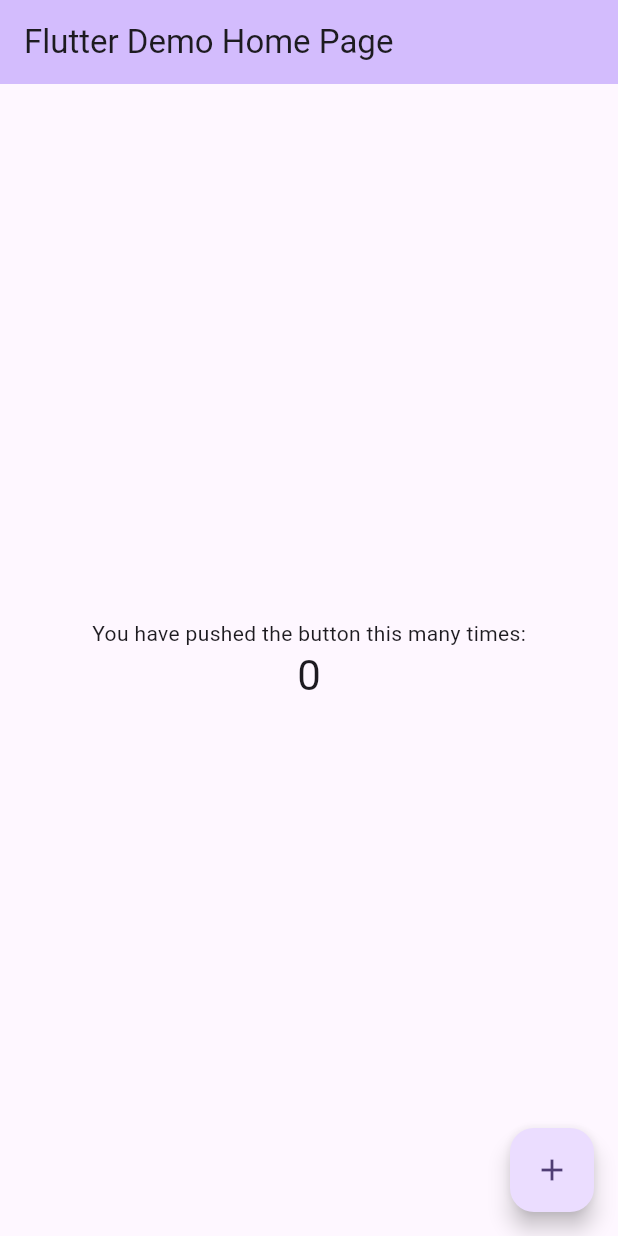
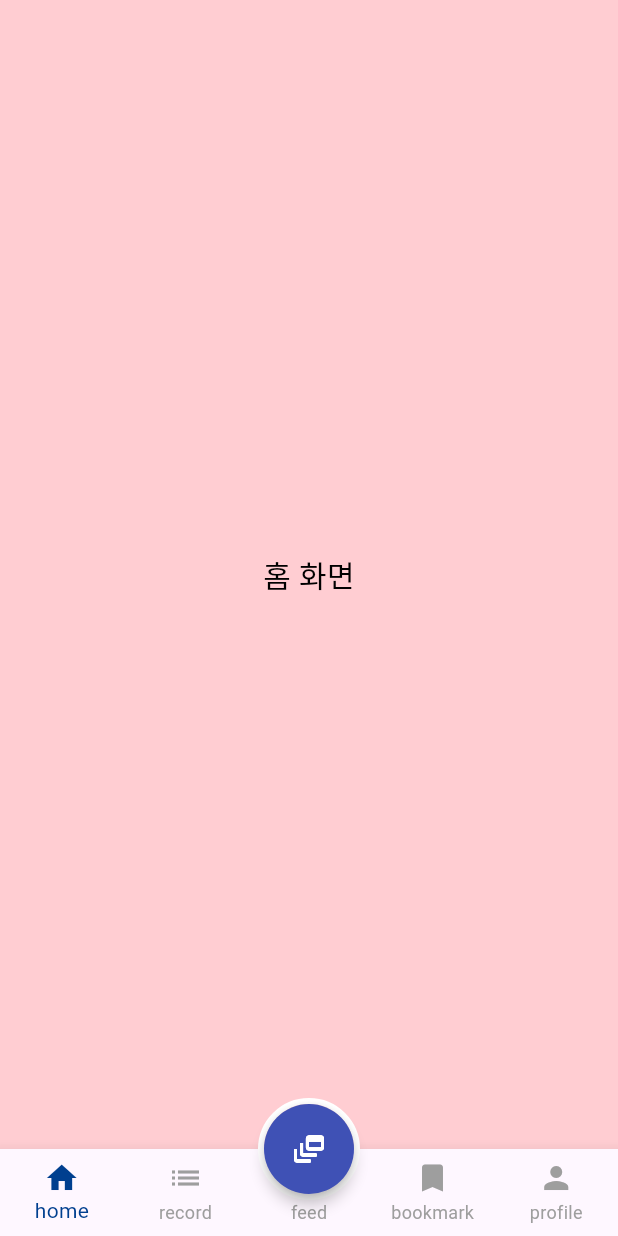
Before and after one commit to sanghyunbang/heat_trip_flutter, a Flutter app: the screen it shows after launch, on a phone screen of 412 x 824 dp. Run offline on Flutter 3.47's test engine with Material 3 defaults, Android fonts, the phone set to English and light mode, and no system bars; our stand-ins replace google_fonts.

Commit message:
[feat-wip] 메인화면의 하단 메뉴바 구현
## 작업 내용
- 메인 화면의 하단 메뉴바 UI 구현
- 메뉴바 클릭 시 각 화면으로 연결

## 남은 작업
- 메뉴바의 사이즈나 아이콘의 크기 및 폰트 등 디자인 추가 작업 필요 가능성 有

## 관련 이슈
Related to #1

```diff
--- /dev/null
+++ b/lib/home/home_screen.dart
@@ -0,0 +1,18 @@
+import 'package:flutter/material.dart';
+
+class HomeScreen extends StatelessWidget {
+  const HomeScreen({super.key});
+
+  @override
+  Widget build(BuildContext context) {
+    return Container( // index 0
+      color: Colors.red[100],
+      child: Center(
+        child: Text(
+          '홈 화면',
+          style: TextStyle(fontSize: 20, color: Colors.black),
+        ),
+      ),
+    );
+  }
+}
--- a/lib/main.dart
+++ b/lib/main.dart
@@ -1,122 +1,125 @@
 import 'package:flutter/material.dart';
+import 'package:heat_trip_flutter/theme.dart';
+import 'package:heat_trip_flutter/home/home_screen.dart';
+import 'package:heat_trip_flutter/record/schedule_list_screen.dart';
+import 'package:heat_trip_flutter/social/feed_screen.dart';
+import 'package:heat_trip_flutter/social/bookmark_screen.dart';
+import 'package:heat_trip_flutter/profile/profile_screen.dart';
 
 void main() {
-  runApp(const MyApp());
+  runApp(const HeatTrip());
 }
 
-class MyApp extends StatelessWidget {
-  const MyApp({super.key});
+class HeatTrip extends StatelessWidget {
+  const HeatTrip({super.key});
 
-  // This widget is the root of your application.
   @override
   Widget build(BuildContext context) {
     return MaterialApp(
-      title: 'Flutter Demo',
-      theme: ThemeData(
-        // This is the theme of your application.
-        //
-        // TRY THIS: Try running your application with "flutter run". You'll see
-        // the application has a purple toolbar. Then, without quitting the app,
-        // try changing the seedColor in the colorScheme below to Colors.green
-        // and then invoke "hot reload" (save your changes or press the "hot
-        // reload" button in a Flutter-supported IDE, or press "r" if you used
-        // the command line to start the app).
-        //
-        // Notice that the counter didn't reset back to zero; the application
-        // state is not lost during the reload. To reset the state, use hot
-        // restart instead.
-        //
-        // This works for code too, not just values: Most code changes can be
-        // tested with just a hot reload.
-        colorScheme: ColorScheme.fromSeed(seedColor: Colors.deepPurple),
-      ),
-      home: const MyHomePage(title: 'Flutter Demo Home Page'),
+      title: '여행의 온도',
+      debugShowCheckedModeBanner: true,  // 디버그 태그 보려면 true, 보지 않으려면 false
+      home: HeatTripLayout(),
+      theme: theme(),
+      /*
+       * <컴포넌트 자체에서 route없이 이동시키는 방법>
+       * TextButton(  // 버튼에서의 활용 예시 => 다른 버튼도 마찬가지!! (위젯에 따라 onTab으로 쓰는 것도 있음)
+       *     onPressed: () {
+       *     Navigator.push(                                            // 해당 부분을
+       *       context,                                                 // 활용해서
+       *       MaterialPageRoute(                                       // 이동이 가능합니다.
+       *         builder: (context) => **MenuDetailPage(menu: menu)**,  // => 다음 **사이에 있는 부분에
+       *       ),                                                       // 이동하고자 하는 페이지(위젯)의 클래스명을
+       *     );                                                         // 적어주시면 됩니다.
+       *   },
+       *   child: Text('상세'),
+       * )
+       */
     );
   }
 }
 
-class MyHomePage extends StatefulWidget {
-  const MyHomePage({super.key, required this.title});
 
-  // This widget is the home page of your application. It is stateful, meaning
-  // that it has a State object (defined below) that contains fields that affect
-  // how it looks.
-
-  // This class is the configuration for the state. It holds the values (in this
-  // case the title) provided by the parent (in this case the App widget) and
-  // used by the build method of the State. Fields in a Widget subclass are
-  // always marked "final".
-
-  final String title;
+/* main Layout 화면 구현 : 하단 메뉴바 */
+class HeatTripLayout extends StatefulWidget {
+  const HeatTripLayout({super.key});
 
   @override
-  State<MyHomePage> createState() => _MyHomePageState();
+  State<HeatTripLayout> createState() => _HeatTripLayoutState();
 }
 
-class _MyHomePageState extends State<MyHomePage> {
-  int _counter = 0;
+class _HeatTripLayoutState extends State<HeatTripLayout> {
+  int _selectedIndex = 0;
 
-  void _incrementCounter() {
+  void _onTabTapped(int index) {
     setState(() {
-      // This call to setState tells the Flutter framework that something has
-      // changed in this State, which causes it to rerun the build method below
-      // so that the display can reflect the updated values. If we changed
-      // _counter without calling setState(), then the build method would not be
-      // called again, and so nothing would appear to happen.
-      _counter++;
+      _selectedIndex = index;
     });
   }
 
   @override
   Widget build(BuildContext context) {
-    // This method is rerun every time setState is called, for instance as done
-    // by the _incrementCounter method above.
-    //
-    // The Flutter framework has been optimized to make rerunning build methods
-    // fast, so that you can just rebuild anything that needs updating rather
-    // than having to individually change instances of widgets.
     return Scaffold(
-      appBar: AppBar(
-        // TRY THIS: Try changing the color here to a specific color (to
-        // Colors.amber, perhaps?) and trigger a hot reload to see the AppBar
-        // change color while the other colors stay the same.
-        backgroundColor: Theme.of(context).colorScheme.inversePrimary,
-        // Here we take the value from the MyHomePage object that was created by
-        // the App.build method, and use it to set our appbar title.
-        title: Text(widget.title),
+      body: IndexedStack(
+        index: _selectedIndex,
+        children: [
+          HomeScreen(), // index 0 : 홈 화면
+          ScheduleListScreen(), // index 1 : 스케줄러 화면
+          FeedScreen(), // index 2 : 피드 화면
+          BookmarkScreen(), // index 3 : 북마크 화면
+          ProfileScreen(), // index 4 : 마이페이지 화면
+        ],
       ),
-      body: Center(
-        // Center is a layout widget. It takes a single child and positions it
-        // in the middle of the parent.
-        child: Column(
-          // Column is also a layout widget. It takes a list of children and
-          // arranges them vertically. By default, it sizes itself to fit its
-          // children horizontally, and tries to be as tall as its parent.
-          //
-          // Column has various properties to control how it sizes itself and
-          // how it positions its children. Here we use mainAxisAlignment to
-          // center the children vertically; the main axis here is the vertical
-          // axis because Columns are vertical (the cross axis would be
-          // horizontal).
-          //
-          // TRY THIS: Invoke "debug painting" (choose the "Toggle Debug Paint"
-          // action in the IDE, or press "p" in the console), to see the
-          // wireframe for each widget.
-          mainAxisAlignment: MainAxisAlignment.center,
-          children: <Widget>[
-            const Text('You have pushed the button this many times:'),
-            Text(
-              '$_counter',
-              style: Theme.of(context).textTheme.headlineMedium,
+
+      /* 하단 메뉴바 */
+      // 가운데 피드 버튼 디자인
+      floatingActionButton: Container(
+        width: 68,
+        height: 68,
+        decoration: BoxDecoration(
+          shape: BoxShape.circle,
+          border: Border.all(color: Colors.white, width: 4), // 흰색 테두리
+        ),
+        child: FloatingActionButton(
+          backgroundColor: Colors.indigo,
+          shape: const CircleBorder(),
+          onPressed: () {
+            _onTabTapped(2); // 피드
+          },
+          elevation: 4.0,
+          child: Icon(Icons.dynamic_feed, color: Colors.white),
+        ),
+      ),
+      // 흰색 부분 메뉴 디자인
+      floatingActionButtonLocation: FloatingActionButtonLocation.centerDocked,
+      bottomNavigationBar: BottomNavigationBar(
+          type: BottomNavigationBarType.fixed,
+          currentIndex: _selectedIndex,
+          onTap: (index) {
+            _onTabTapped(index);
+          },
+          items: const [
+            BottomNavigationBarItem(
+              icon: Icon(Icons.home),
+              label: 'home',
+            ),
+            BottomNavigationBarItem(
+              icon: Icon(Icons.list),
+              label: 'record',
+            ),
+            BottomNavigationBarItem(
+              icon: Opacity(opacity: 0.0, child: Icon(Icons.feed)), // 아이콘 위치 유지하면서 보이지 않게 설정
+              label: 'feed',
+            ),
+            BottomNavigationBarItem(
+              icon: Icon(Icons.bookmark),
+              label: 'bookmark',
+            ),
+            BottomNavigationBarItem(
+              icon: Icon(Icons.person),
+              label: 'profile',
             ),
           ],
-        ),
       ),
-      floatingActionButton: FloatingActionButton(
-        onPressed: _incrementCounter,
-        tooltip: 'Increment',
-        child: const Icon(Icons.add),
-      ), // This trailing comma makes auto-formatting nicer for build methods.
     );
   }
 }
--- /dev/null
+++ b/lib/theme.dart
@@ -0,0 +1,34 @@
+import 'package:flutter/material.dart';
+import 'package:google_fonts/google_fonts.dart';
+
+/* 동일하거나 고정되어야 하는 기능의 스타일을 정의 */
+// text나 icon도 추가할 수 있음
+
+AppBarTheme appBarTheme() {
+  return AppBarTheme(
+    centerTitle: false,
+    color: Colors.white,
+    elevation: 0.0,
+    titleTextStyle: GoogleFonts.nanumGothic(
+      fontSize: 18,
+      fontWeight: FontWeight.bold,
+      color: Colors.black,
+    ),
+  );
+}
+
+BottomNavigationBarThemeData bottomNavigationTheme() {
+  return BottomNavigationBarThemeData(
+    selectedItemColor: Color(0xFF003F8F),
+    unselectedItemColor: Colors.grey,
+    showUnselectedLabels: true,
+  );
+}
+
+ThemeData theme() {
+  return ThemeData(
+    scaffoldBackgroundColor: Colors.white,
+    appBarTheme: appBarTheme(),
+    bottomNavigationBarTheme: bottomNavigationTheme(),
+  );
+}
--- a/pubspec.yaml
+++ b/pubspec.yaml
@@ -34,6 +34,8 @@ dependencies:
   # The following adds the Cupertino Icons font to your application.
   # Use with the CupertinoIcons class for iOS style icons.
   cupertino_icons: ^1.0.8
+  google_fonts: ^6.2.1
+
 
 dev_dependencies:
   flutter_test:
```
Also changed, not shown: lib/profile/profile_screen.dart (added, +19 -0 lines), lib/record/schedule_list_screen.dart (added, +19 -0 lines), lib/social/bookmark_screen.dart (added, +19 -0 lines), lib/social/feed_screen.dart (added, +19 -0 lines), lib/home/start_screen.dart (added), pubspec.lock, 1 other file.
